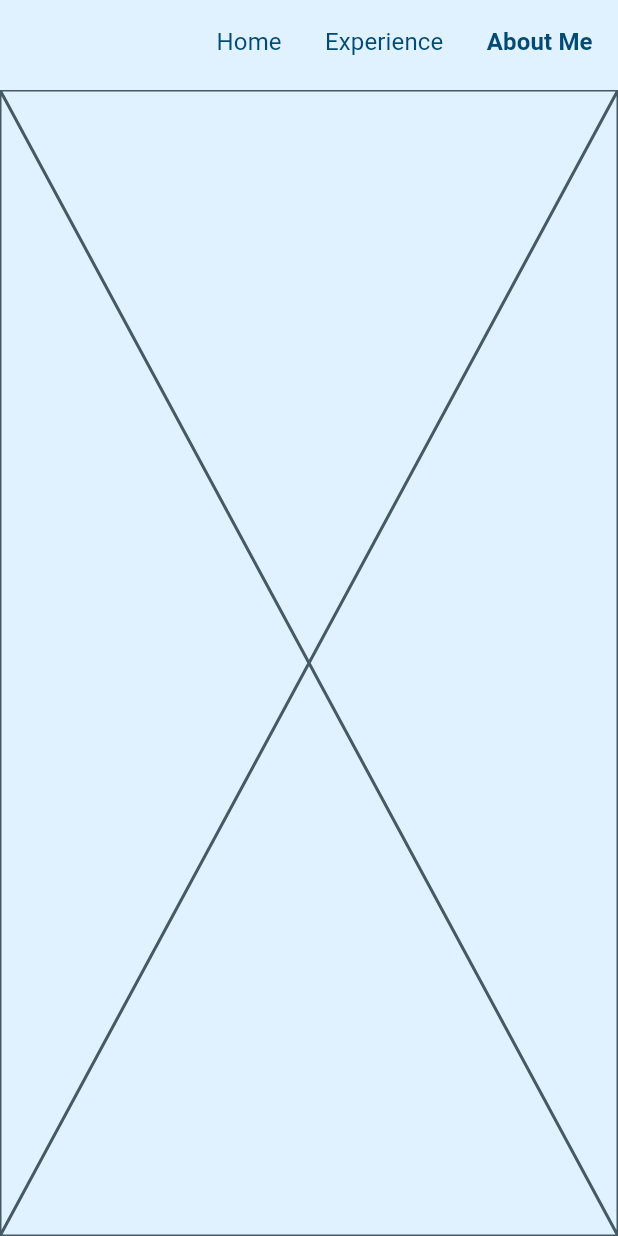
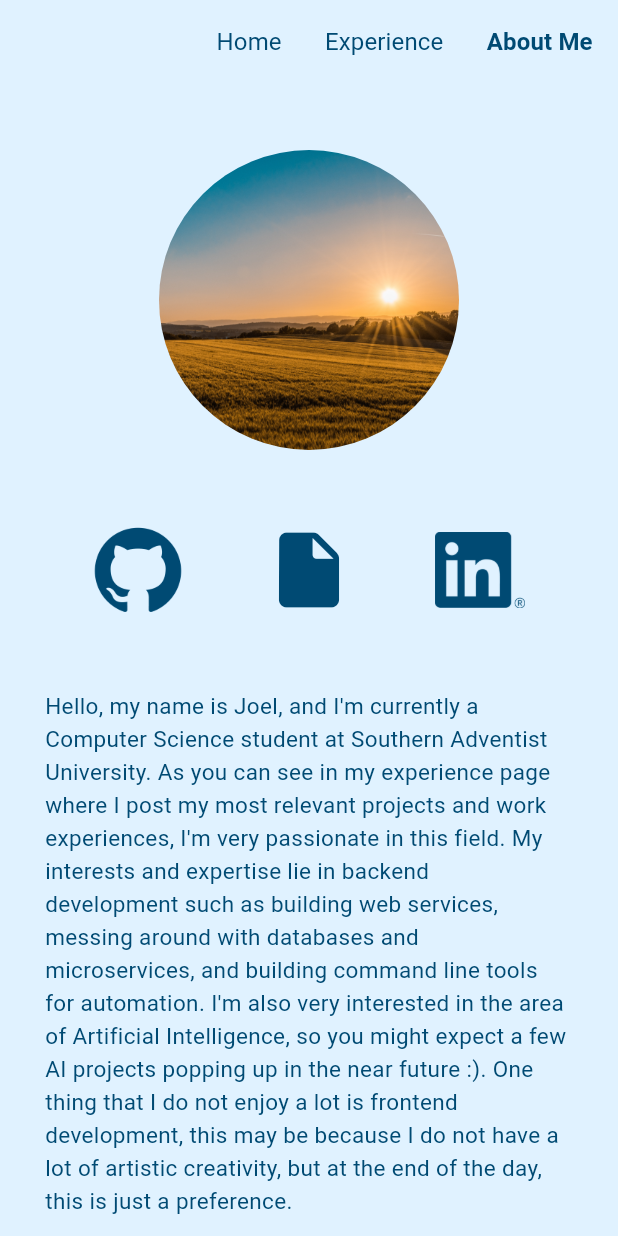
Before and after one commit to JoelLV/project_portfolio, a Flutter app: the screen it shows after launch, after a tap on "Experience", after a tap on "About Me", on a phone screen of 412 x 824 dp. Run offline on Flutter 3.47's test engine with Material 2 defaults, Android fonts, the light colour scheme and no system bars; our stand-ins replace flutter_riverpod, go_router, google_fonts, riverpod_annotation; generated files the repository leaves out were written again; Roboto replaces fonts that are missing (Mukta).

Commit message:
Finished up about me page.

```diff
--- /dev/null
+++ b/lib/models/about_me_description.dart
@@ -0,0 +1,26 @@
+class AboutMeDescription {
+  static String get description =>
+      'Hello, my name is Joel, and I\'m currently a Computer Science student at '
+      'Southern Adventist University. As you can see in my experience page where I post '
+      'my most relevant projects and work experiences, I\'m very passionate in this '
+      'field. My interests and expertise lie in backend development such as building web services, '
+      'messing around with databases and microservices, and building '
+      'command line tools for automation. I\'m also very interested in the area '
+      'of Artificial Intelligence, so you might expect a few AI projects popping '
+      'up in the near future :). One thing that I do not enjoy a lot is frontend '
+      'development, this may be because I do not have a lot of artistic creativity, '
+      'but at the end of the day, this is just a preference.\n\n'
+      'My interests do not only lie in Computer Science, however, as I see programming '
+      'more of a job than a hobby. My hobbies include watching TV series, playing '
+      'Volleyball with friends, playing Cello and Clarinet, hiking, swimming, '
+      'playing casual videogames, and listening to classical music.\n\n'
+      'As for work experience, I was an intern for one year and a half '
+      'at a company named CIRC, where I worked as a full stack php developer. '
+      'For more information about the company and the tech stack that we used, '
+      'please go to the "Experience" page. I also worked as a TA for two Computer Science '
+      'courses at my University: Essence of Computing and Fundamentals of Software Design, '
+      'and also volunteered to be part of the AV staff at my local church.\n\n'
+      'For academic accomplishments, I currently maintain a 4.0 GPA, was awarded '
+      'the top achiever scholarship twice, and was also one of the few receivers of the '
+      'Dr. Rahn and Natalia Shaw scholarship.\n\n';
+}
--- a/lib/views/about_me_view.dart
+++ b/lib/views/about_me_view.dart
@@ -1,10 +1,57 @@
 import 'package:flutter/material.dart';
+import 'package:project_portfolio/models/about_me_description.dart';
+import 'package:project_portfolio/views/home_view.dart';
 
 class AboutMePage extends StatelessWidget {
   const AboutMePage({super.key});
 
   @override
   Widget build(BuildContext context) {
-    return const Scaffold(body: Placeholder());
+    return Scaffold(
+      body: SingleChildScrollView(
+        child: Center(
+          child: Column(
+            children: [
+              const SizedBox(
+                height: 40,
+              ),
+              ClipRRect(
+                borderRadius: BorderRadius.circular(200),
+                child: Image.asset(
+                  'assets/images/profile_picture.jpg',
+                  width: 200,
+                  height: 200,
+                  fit: BoxFit.cover,
+                ),
+              ),
+              const SizedBox(
+                height: 30,
+              ),
+              const SizedBox(
+                width: 600,
+                child: MainResourceButtons(
+                  iconButtonSize: 60,
+                ),
+              ),
+              const SizedBox(
+                height: 30,
+              ),
+              Container(
+                margin: const EdgeInsets.only(
+                  left: 30,
+                  right: 30,
+                  bottom: 100,
+                ),
+                width: 700,
+                child: SelectableText(
+                  AboutMeDescription.description,
+                  style: const TextStyle(fontSize: 15),
+                ),
+              ),
+            ],
+          ),
+        ),
+      ),
+    );
   }
 }
--- a/lib/views/home_view.dart
+++ b/lib/views/home_view.dart
@@ -19,7 +19,9 @@ class HomePage extends StatelessWidget {
             ),
             Container(
               margin: const EdgeInsets.only(bottom: 50),
-              child: const _MainResourceButtons(),
+              child: const MainResourceButtons(
+                iconButtonSize: 100,
+              ),
             ),
           ],
         ),
@@ -33,24 +35,24 @@ class _TitleSection extends StatelessWidget {
 
   @override
   Widget build(BuildContext context) {
+    var isDesktop = MediaQuery.of(context).size.width >= 800;
     return Flex(
-      direction: MediaQuery.of(context).size.width >= 800
-          ? Axis.horizontal
-          : Axis.vertical,
+      direction: isDesktop ? Axis.horizontal : Axis.vertical,
       mainAxisAlignment: MainAxisAlignment.center,
       children: [
         ClipRRect(
-          borderRadius: BorderRadius.circular(300),
+          borderRadius: BorderRadius.circular(220),
           child: Image.asset(
             'assets/images/profile_picture.jpg',
             alignment: Alignment.center,
-            width: 250,
-            height: 250,
+            width: 220,
+            height: 220,
             fit: BoxFit.cover,
           ),
         ),
-        const SizedBox(
-          width: 40,
+        SizedBox(
+          width: isDesktop ? 50 : null,
+          height: !isDesktop ? 30 : null,
         ),
         Column(
           crossAxisAlignment: MediaQuery.of(context).size.width >= 800
@@ -74,7 +76,7 @@ class _TitleSection extends StatelessWidget {
               ),
             ),
             Text(
-              'A CS Student at SAU',
+              'Welcome to my Portfolio',
               style: TextStyle(
                 letterSpacing: 2,
                 color: Theme.of(context).primaryColor.withOpacity(.44),
@@ -96,8 +98,10 @@ class _TitleSection extends StatelessWidget {
   }
 }
 
-class _MainResourceButtons extends StatelessWidget {
-  const _MainResourceButtons();
+class MainResourceButtons extends StatelessWidget {
+  const MainResourceButtons({super.key, required this.iconButtonSize});
+
+  final double iconButtonSize;
 
   @override
   Widget build(BuildContext context) {
@@ -106,12 +110,11 @@ class _MainResourceButtons extends StatelessWidget {
       children: [
         Tooltip(
           message: 'Visit Github page.',
-          verticalOffset: 80,
+          verticalOffset: iconButtonSize - 20,
           child: IconButton(
             padding: const EdgeInsets.all(20),
-            iconSize: 100,
+            iconSize: iconButtonSize,
             onPressed: () async {
-              // TODO: Add a pop up in case the url launch fails.
               await launchUrl(
                 Uri.https('github.com', '/JoelLV'),
               );
@@ -128,12 +131,11 @@ class _MainResourceButtons extends StatelessWidget {
         ),
         Tooltip(
           message: 'Download Resume.',
-          verticalOffset: 80,
+          verticalOffset: iconButtonSize - 20,
           child: IconButton(
             padding: const EdgeInsets.all(20),
-            iconSize: 100,
+            iconSize: iconButtonSize,
             onPressed: () async {
-              // TODO: Add a pop up in case the url launch fails.
               await launchUrl(
                 Uri.file('assets/assets/documents/resume.doc'),
               );
@@ -148,10 +150,10 @@ class _MainResourceButtons extends StatelessWidget {
         ),
         Tooltip(
           message: 'Visit LinkedIn page.',
-          verticalOffset: 80,
+          verticalOffset: iconButtonSize - 20,
           child: IconButton(
             padding: const EdgeInsets.all(20),
-            iconSize: 100,
+            iconSize: iconButtonSize,
             onPressed: () async {
               await launchUrl(
                 Uri.https(
```
Also changed, not shown: 3 other files.
